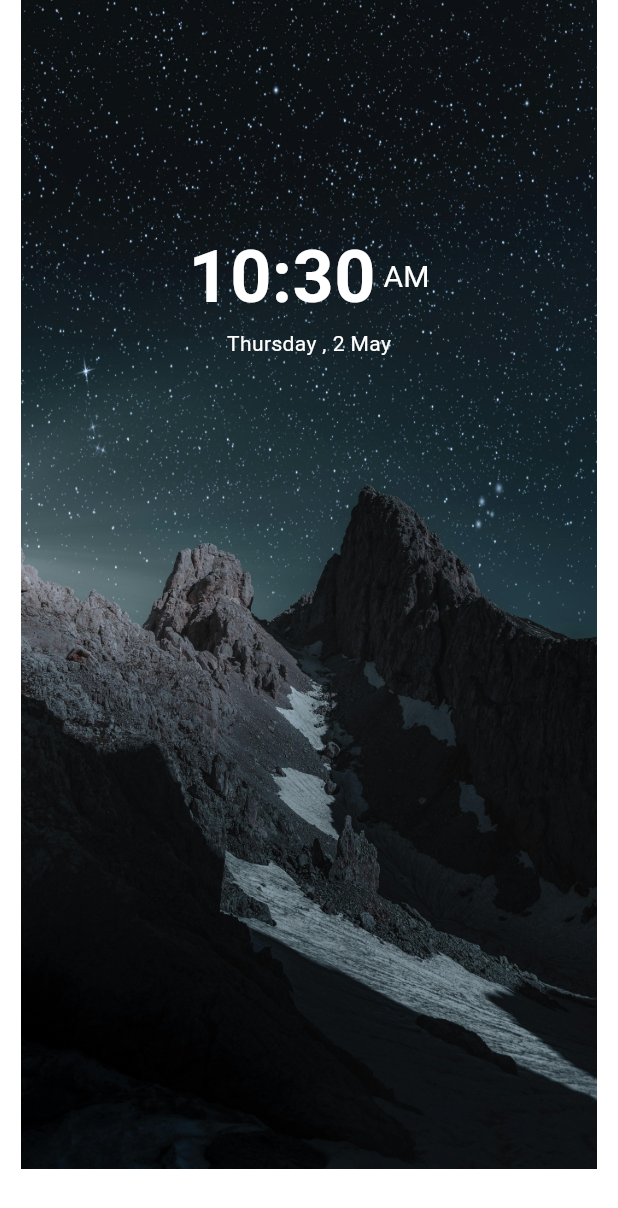
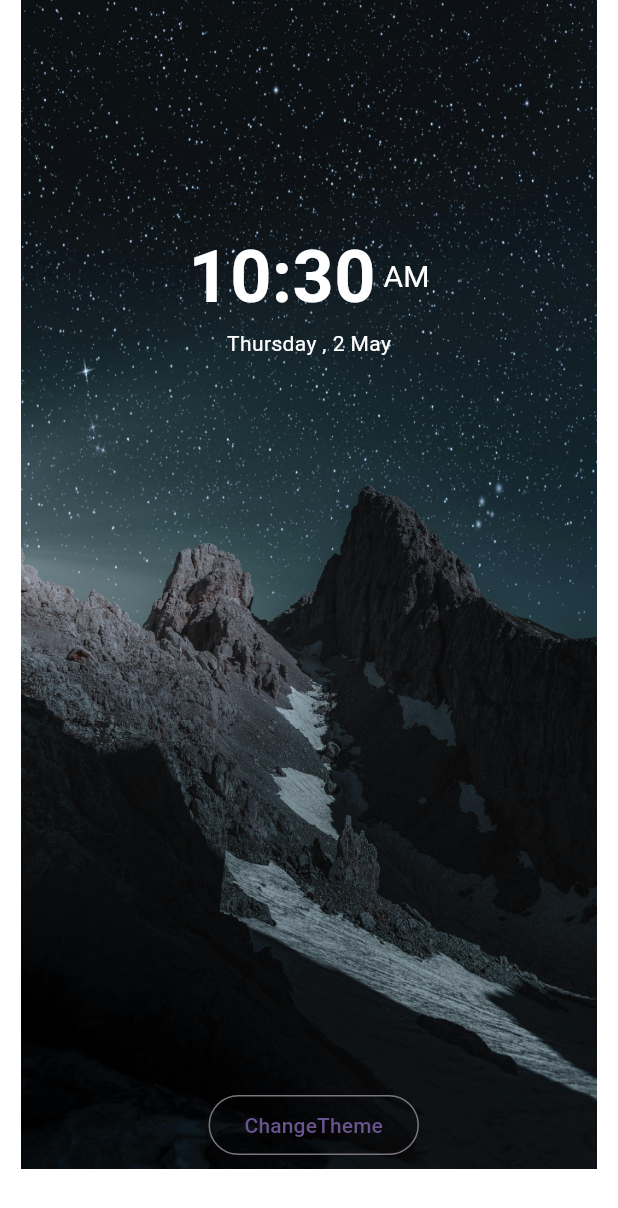
Before and after one commit to harshdusane2103/timer_daily_ui, a Flutter app: the Homepage screen opened directly, on a phone screen of 412 x 824 dp. Shown: the top 1208 px of the screen. Run offline on Flutter 3.47's test engine with Material 3 defaults, Android fonts, the phone set to English and light mode, and no system bars; missing offline and left inert: dart:ffi.

Commit message:
2-5-24 2-5-2024

```diff
--- a/lib/5.3_task/clock_digtal.dart
+++ b/lib/5.3_task/clock_digtal.dart
@@ -112,7 +112,7 @@ class _HomepageState extends State<Homepage> {
                 decoration: BoxDecoration(
                     image: DecorationImage(
                   fit: BoxFit.cover,
-                  image: AssetImage(selectimage),
+                  image: AssetImage((imgList[index]['image'])),
                 )),
                 child: Container(
                   margin: EdgeInsets.only(top: 150),
@@ -162,22 +162,23 @@ class _HomepageState extends State<Homepage> {
                   ),
                 ),
               ),
-              // Positioned(
-              //   bottom: 5,
-              //   left:150,
-              //   child: OutlinedButton(
-              //       onPressed: () {
-              //         setState(() {
-              //
-              //             for(int i=0;i<=imgList.length;i++)
-              //               {
-              //                 int index =i;
-              //                 selectimage= imgList[index]['image'];
-              //               }
-              //         });
-              //       },
-              //       child: Text('image')),
-              // ),
+              Positioned(
+                bottom: 5,
+                left:125,
+                child: OutlinedButton(
+                    onPressed: () {
+
+                       if(index==4)
+                         {
+                           index=0;
+                         }
+                       else
+                         {
+                           index++;
+                         }
+                    },
+                    child: Text('ChangeTheme'),),
+              ),
             ]),
           ],
         ),
@@ -185,3 +186,4 @@ class _HomepageState extends State<Homepage> {
     ));
   }
 }
+int index =0;
--- a/lib/utils/global.dart
+++ b/lib/utils/global.dart
@@ -6,7 +6,7 @@ DateTime dateTime=DateTime.now();
 String Day='';
 String Month='';
 
-List <dynamic> imgList=[
+List imgList=[
   {
     'image': 'asstes/images/bg.jpg',
   },
@@ -24,4 +24,4 @@ List <dynamic> imgList=[
   },
 
 ];
-dynamic selectimage='asstes/images/bg.jpg';
+// dynamic selectimage='asstes/images/bg.jpg';
```
Also changed, not shown: de.png (added).
